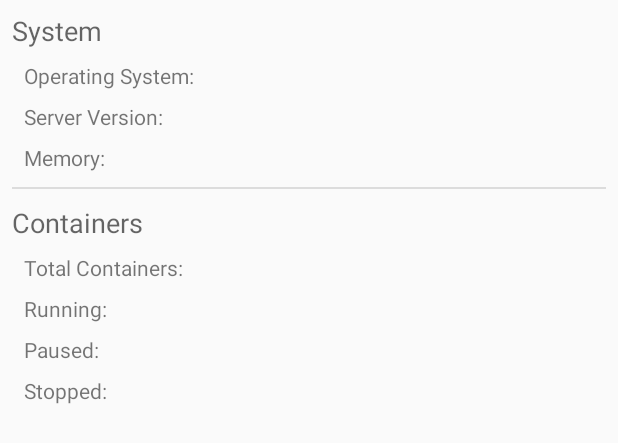
After one commit to davidkroell/docker2go, an Android app: the layout tab_information_fragment.xml on its own in the app's theme, with its tools: preview values and no code run, on a phone screen of 412 x 824 dp. The commit adds this screen. Shown: the top 443 px of the screen. Run offline under Robolectric (Android 15) with nearby library versions, the phone set to English and light mode, and no system bars.

Commit message:
Add Information Tab, Improve Connection Test, Import Cleanup

```diff
--- a/app/src/main/AndroidManifest.xml
+++ b/app/src/main/AndroidManifest.xml
@@ -17,7 +17,7 @@
             android:value="database.sqlite" />
         <meta-data
             android:name="VERSION"
-            android:value="1" />
+            android:value="2" />
         <meta-data
             android:name="DOMAIN_PACKAGE_NAME"
             android:value="at.htl_villach" />
--- a/app/src/main/java/at/htl_villach/docker2go/AsyncTaskCommandExecutor.java
+++ b/app/src/main/java/at/htl_villach/docker2go/AsyncTaskCommandExecutor.java
@@ -3,10 +3,7 @@ package at.htl_villach.docker2go;
 import android.os.AsyncTask;
 
 import com.jcraft.jsch.ChannelExec;
-import com.jcraft.jsch.HostKey;
-import com.jcraft.jsch.HostKeyRepository;
 import com.jcraft.jsch.JSch;
-import com.jcraft.jsch.JSchException;
 import com.jcraft.jsch.Session;
 
 import java.io.ByteArrayOutputStream;
--- a/app/src/main/java/at/htl_villach/docker2go/Connection.java
+++ b/app/src/main/java/at/htl_villach/docker2go/Connection.java
@@ -2,9 +2,6 @@ package at.htl_villach.docker2go;
 
 import com.orm.SugarRecord;
 import com.orm.dsl.Ignore;
-
-import java.util.ArrayList;
-import java.util.List;
 
 
 /**
--- a/app/src/main/java/at/htl_villach/docker2go/ConnectionActivity.java
+++ b/app/src/main/java/at/htl_villach/docker2go/ConnectionActivity.java
@@ -3,7 +3,6 @@ package at.htl_villach.docker2go;
 import android.content.Intent;
 import android.os.Bundle;
 import android.support.design.widget.FloatingActionButton;
-import android.support.design.widget.Snackbar;
 import android.support.v7.app.AppCompatActivity;
 import android.view.View;
 import android.view.ViewGroup;
@@ -11,8 +10,6 @@ import android.widget.AdapterView;
 import android.widget.ArrayAdapter;
 import android.widget.ListView;
 import android.widget.TextView;
-
-import java.util.List;
 
 public class ConnectionActivity extends AppCompatActivity
         implements AdapterView.OnItemLongClickListener, AdapterView.OnItemClickListener {
--- /dev/null
+++ b/app/src/main/res/layout/tab_information_fragment.xml
@@ -0,0 +1,178 @@
+<?xml version="1.0" encoding="utf-8"?>
+<android.support.constraint.ConstraintLayout
+    xmlns:android="http://schemas.android.com/apk/res/android"
+    xmlns:app="http://schemas.android.com/apk/res-auto"
+    xmlns:tools="http://schemas.android.com/tools"
+    android:layout_width="match_parent"
+    android:layout_height="match_parent">
+
+    <TextView
+        android:id="@+id/textViewTitleOperatingSystem"
+        android:layout_width="wrap_content"
+        android:layout_height="wrap_content"
+        android:layout_marginStart="16dp"
+        android:layout_marginTop="8dp"
+        android:text="Operating System:"
+        android:textAppearance="@android:style/TextAppearance.Material.Small"
+        app:layout_constraintStart_toStartOf="parent"
+        app:layout_constraintTop_toBottomOf="@+id/textViewTitleSystem" />
+
+    <TextView
+        android:id="@+id/textViewTitleServerVersion"
+        android:layout_width="wrap_content"
+        android:layout_height="wrap_content"
+        android:layout_marginStart="16dp"
+        android:layout_marginTop="8dp"
+        android:text="Server Version:"
+        android:textAppearance="@android:style/TextAppearance.Material.Small"
+        app:layout_constraintStart_toStartOf="parent"
+        app:layout_constraintTop_toBottomOf="@+id/textViewTitleOperatingSystem" />
+
+    <TextView
+        android:id="@+id/textViewOperatingSystem"
+        android:layout_width="wrap_content"
+        android:layout_height="wrap_content"
+        android:layout_marginStart="4dp"
+        android:layout_marginTop="40dp"
+        android:textAppearance="@android:style/TextAppearance.Material.Small"
+        app:layout_constraintStart_toEndOf="@+id/textViewTitleOperatingSystem"
+        app:layout_constraintTop_toTopOf="parent" />
+
+    <TextView
+        android:id="@+id/textViewServerVersion"
+        android:layout_width="wrap_content"
+        android:layout_height="wrap_content"
+        android:layout_marginStart="4dp"
+        android:layout_marginTop="8dp"
+        android:textAppearance="@android:style/TextAppearance.Material.Small"
+        app:layout_constraintStart_toEndOf="@+id/textViewTitleServerVersion"
+        app:layout_constraintTop_toBottomOf="@+id/textViewOperatingSystem" />
+
+    <TextView
+        android:id="@+id/textViewTitleMemory"
+        android:layout_width="wrap_content"
+        android:layout_height="wrap_content"
+        android:layout_marginStart="16dp"
+        android:layout_marginTop="8dp"
+        android:text="Memory:"
+        app:layout_constraintStart_toStartOf="parent"
+        app:layout_constraintTop_toBottomOf="@+id/textViewTitleServerVersion" />
+
+    <TextView
+        android:id="@+id/textViewMemory"
+        android:layout_width="wrap_content"
+        android:layout_height="wrap_content"
+        android:layout_marginStart="4dp"
+        android:layout_marginTop="8dp"
+        app:layout_constraintStart_toEndOf="@+id/textViewTitleMemory"
+        app:layout_constraintTop_toBottomOf="@+id/textViewServerVersion" />
+
+    <TextView
+        android:id="@+id/textViewTitleSystem"
+        android:layout_width="wrap_content"
+        android:layout_height="wrap_content"
+        android:layout_marginStart="8dp"
+        android:layout_marginTop="8dp"
+        android:text="System"
+        android:textAppearance="@android:style/TextAppearance.Material.Medium"
+        app:layout_constraintStart_toStartOf="parent"
+        app:layout_constraintTop_toTopOf="parent" />
+
+
+    <View
+        android:id="@+id/view"
+        style="@style/Divider"
+        android:layout_marginEnd="8dp"
+        android:layout_marginStart="8dp"
+        android:layout_marginTop="10dp"
+        app:layout_constraintEnd_toEndOf="parent"
+        app:layout_constraintStart_toStartOf="parent"
+        app:layout_constraintTop_toBottomOf="@+id/textViewTitleMemory" />
+
+    <TextView
+        android:id="@+id/textViewTitleContainers"
+        android:layout_width="wrap_content"
+        android:layout_height="wrap_content"
+        android:layout_marginStart="8dp"
+        android:layout_marginTop="10dp"
+        android:text="Containers"
+        android:textAppearance="@android:style/TextAppearance.Material.Medium"
+        app:layout_constraintStart_toStartOf="parent"
+        app:layout_constraintTop_toBottomOf="@+id/view" />
+
+    <TextView
+        android:id="@+id/textViewTitleTotalContainers"
+        android:layout_width="wrap_content"
+        android:layout_height="wrap_content"
+        android:layout_marginStart="16dp"
+        android:layout_marginTop="8dp"
+        android:text="Total Containers:"
+        app:layout_constraintStart_toStartOf="parent"
+        app:layout_constraintTop_toBottomOf="@+id/textViewTitleContainers" />
+
+    <TextView
+        android:id="@+id/textViewContainersTotal"
+        android:layout_width="wrap_content"
+        android:layout_height="wrap_content"
+        android:layout_marginStart="4dp"
+        android:layout_marginTop="8dp"
+        app:layout_constraintStart_toEndOf="@+id/textViewTitleTotalContainers"
+        app:layout_constraintTop_toBottomOf="@+id/textViewTitleContainers" />
+
+    <TextView
+        android:id="@+id/textViewTitleContainersRunning"
+        android:layout_width="wrap_content"
+        android:layout_height="wrap_content"
+        android:layout_marginStart="16dp"
+        android:layout_marginTop="8dp"
+        android:text="Running:"
+        app:layout_constraintStart_toStartOf="parent"
+        app:layout_constraintTop_toBottomOf="@+id/textViewTitleTotalContainers" />
+
+    <TextView
+        android:id="@+id/textViewContainersRunning"
+        android:layout_width="wrap_content"
+        android:layout_height="wrap_content"
+        android:layout_marginStart="4dp"
+        android:layout_marginTop="8dp"
+        app:layout_constraintStart_toEndOf="@+id/textViewTitleContainersRunning"
+        app:layout_constraintTop_toBottomOf="@+id/textViewContainersTotal" />
+
+    <TextView
+        android:id="@+id/textViewTitleContainersPaused"
+        android:layout_width="wrap_content"
+        android:layout_height="wrap_content"
+        android:layout_marginStart="16dp"
+        android:layout_marginTop="8dp"
+        android:text="Paused:"
+        app:layout_constraintStart_toStartOf="parent"
+        app:layout_constraintTop_toBottomOf="@+id/textViewTitleContainersRunning" />
+
+    <TextView
+        android:id="@+id/textViewContainersPaused"
+        android:layout_width="wrap_content"
+        android:layout_height="wrap_content"
+        android:layout_marginStart="4dp"
+        android:layout_marginTop="8dp"
+        app:layout_constraintStart_toEndOf="@+id/textViewTitleContainersPaused"
+        app:layout_constraintTop_toBottomOf="@+id/textViewContainersRunning" />
+
+    <TextView
+        android:id="@+id/textViewTitleContainersStopped"
+        android:layout_width="wrap_content"
+        android:layout_height="wrap_content"
+        android:layout_marginStart="16dp"
+        android:layout_marginTop="8dp"
+        android:text="Stopped:"
+        app:layout_constraintStart_toStartOf="parent"
+        app:layout_constraintTop_toBottomOf="@+id/textViewTitleContainersPaused" />
+
+    <TextView
+        android:id="@+id/textViewContainersStopped"
+        android:layout_width="wrap_content"
+        android:layout_height="wrap_content"
+        android:layout_marginStart="4dp"
+        android:layout_marginTop="8dp"
+        app:layout_constraintStart_toEndOf="@+id/textViewTitleContainersStopped"
+        app:layout_constraintTop_toBottomOf="@+id/textViewContainersPaused" />
+</android.support.constraint.ConstraintLayout>
--- a/app/src/main/res/values/strings.xml
+++ b/app/src/main/res/values/strings.xml
@@ -8,6 +8,7 @@
     <string name="action_settings">Settings</string>
     <string name="section_format">Hello World from section: %1$d</string>
     <string name="connection_test_successful">Test successful</string>
+    <string name="connection_test_unsuccessful">Test unsuccessful</string>
     <string name="hostname_or_ip">Hostname or IP</string>
     <string name="username">Username</string>
     <string name="password">Password</string>
--- a/app/src/main/res/values/styles.xml
+++ b/app/src/main/res/values/styles.xml
@@ -17,4 +17,10 @@
 
     <style name="AppTheme.PopupOverlay" parent="ThemeOverlay.AppCompat.Light" />
 
+    <style name="Divider">
+        <item name="android:layout_width">match_parent</item>
+        <item name="android:layout_height">1dp</item>
+        <item name="android:background">?android:attr/listDivider</item>
+    </style>
+
 </resources>
--- a/build.gradle
+++ b/build.gradle
@@ -7,7 +7,7 @@ buildscript {
         jcenter()
     }
     dependencies {
-        classpath 'com.android.tools.build:gradle:3.0.0'
+        classpath 'com.android.tools.build:gradle:3.1.1'
 
 
         // NOTE: Do not place your application dependencies here; they belong
```
Also changed, not shown: app/src/main/java/at/htl_villach/docker2go/CommandExecutionSummary.java (+9 -1 lines), app/src/main/java/at/htl_villach/docker2go/ConnectionDetailsActivity.java (+1 -8 lines), app/src/main/java/at/htl_villach/docker2go/OverviewActivity.java (+10 -4 lines), app/src/main/java/at/htl_villach/docker2go/TabInformation.java (added, +77 -0 lines), app/src/main/java/at/htl_villach/docker2go/Utilities.java (added, +20 -0 lines), app/src/main/res/layout/activity_overview.xml (+6 -6 lines), gradle/wrapper/gradle-wrapper.properties, 1 other file.
